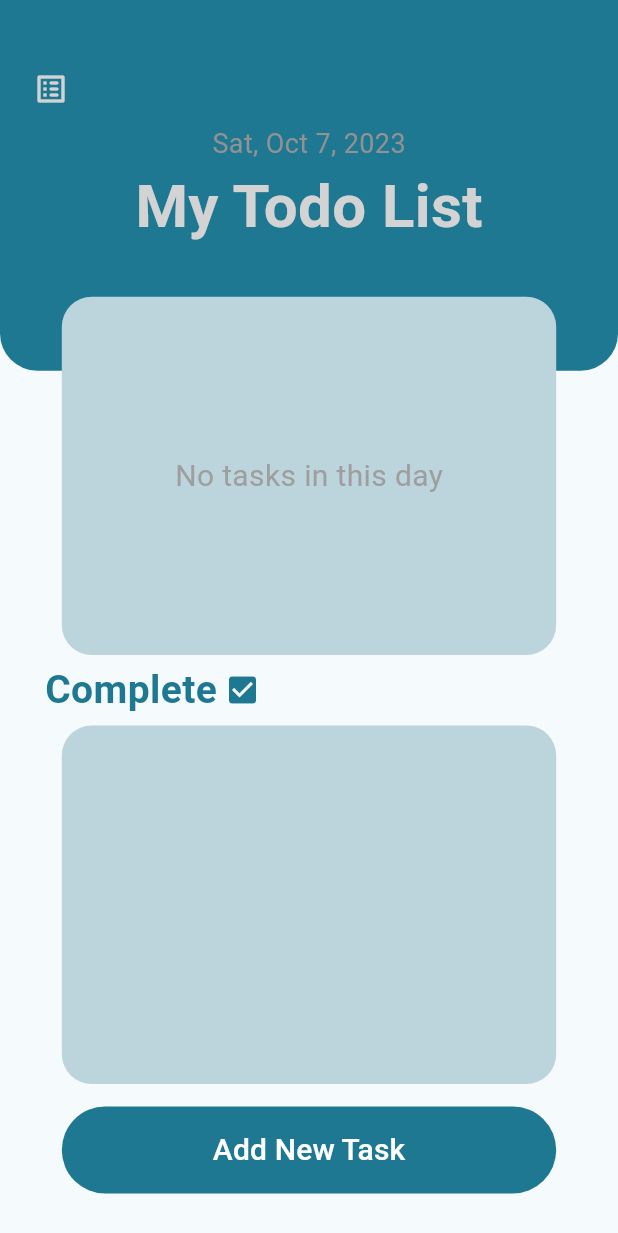
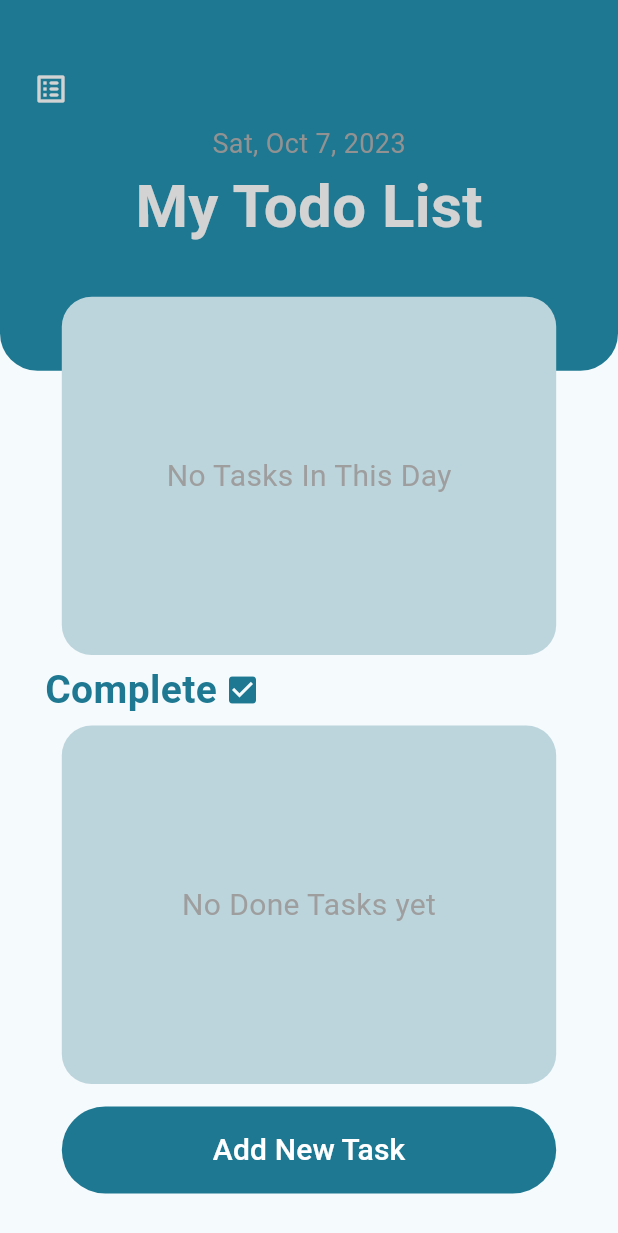
Before and after one commit to MinaYasser100/my-tasks, a Flutter app: the HomeView screen opened by its route, on a phone screen of 412 x 824 dp. Shown: the top 1233 px of the screen. Run offline on Flutter 3.47's test engine with Material 3 defaults, Android fonts, the light colour scheme and no system bars; our stand-ins replace conditional_builder_null_safety, lottie, sqflite; accounts and stored records are empty.

Commit message:
do condition done tasks

```diff
--- a/lib/features/home/views/widgets/done_tasks.dart
+++ b/lib/features/home/views/widgets/done_tasks.dart
@@ -1,7 +1,9 @@
+import 'package:conditional_builder_null_safety/conditional_builder_null_safety.dart';
 import 'package:flutter/material.dart';
 import 'package:my_tasks/core/function/change_task_state.dart';
 import 'package:my_tasks/core/repo/sqflite_repo_impl.dart';
 import 'package:my_tasks/core/utils/constant.dart';
+import 'package:my_tasks/features/home/views/widgets/no_tasks.dart';
 
 import 'custom_divider.dart';
 import 'my_task_list_view_item.dart';
@@ -23,7 +25,28 @@ class DoneTasks extends StatelessWidget {
         color: kSecondColor,
         borderRadius: BorderRadius.all(Radius.circular(20)),
       ),
-      child: ListView.separated(
+      child: ConditionalBuilder(
+        condition: doneTasks.isNotEmpty,
+        builder: (context) => DoneTasksListView(doneTasks: doneTasks, sql: sql),
+        fallback: (context) => const NoTasks(text: 'No Done Tasks yet'),
+      ),
+    );
+  }
+}
+
+class DoneTasksListView extends StatelessWidget {
+  const DoneTasksListView({
+    super.key,
+    required this.doneTasks,
+    required this.sql,
+  });
+
+  final List<Map<String, Object?>> doneTasks;
+  final SqfliteRepoImpl sql;
+
+  @override
+  Widget build(BuildContext context) {
+    return ListView.separated(
       padding: EdgeInsets.zero,
       physics: const BouncingScrollPhysics(),
       itemBuilder: (context, index) {
@@ -43,7 +66,6 @@ class DoneTasks extends StatelessWidget {
         return const CustomDivider();
       },
       itemCount: doneTasks.length,
-      ),
     );
   }
 }
--- a/lib/features/home/views/widgets/no_tasks.dart
+++ b/lib/features/home/views/widgets/no_tasks.dart
@@ -3,14 +3,15 @@ import 'package:flutter/material.dart';
 class NoTasks extends StatelessWidget {
   const NoTasks({
     super.key,
+    required this.text,
   });
-
+  final String text;
   @override
   Widget build(BuildContext context) {
-    return const Center(
+    return Center(
       child: Text(
-        'No tasks in this day',
-        style: TextStyle(
+        text,
+        style: const TextStyle(
           fontSize: 20.0,
           color: Colors.grey,
         ),
--- a/lib/features/home/views/widgets/not_done_tasks.dart
+++ b/lib/features/home/views/widgets/not_done_tasks.dart
@@ -28,7 +28,9 @@ class NotDoneTasks extends StatelessWidget {
           return NotDoneTasksListView(notDoneTasks: notDoneTasks, sql: sql);
         },
         fallback: (context) {
-          return const NoTasks();
+          return const NoTasks(
+            text: 'No Tasks In This Day',
+          );
         },
       ),
     );
```
Lines whose indentation alone changed are shown as unchanged.
